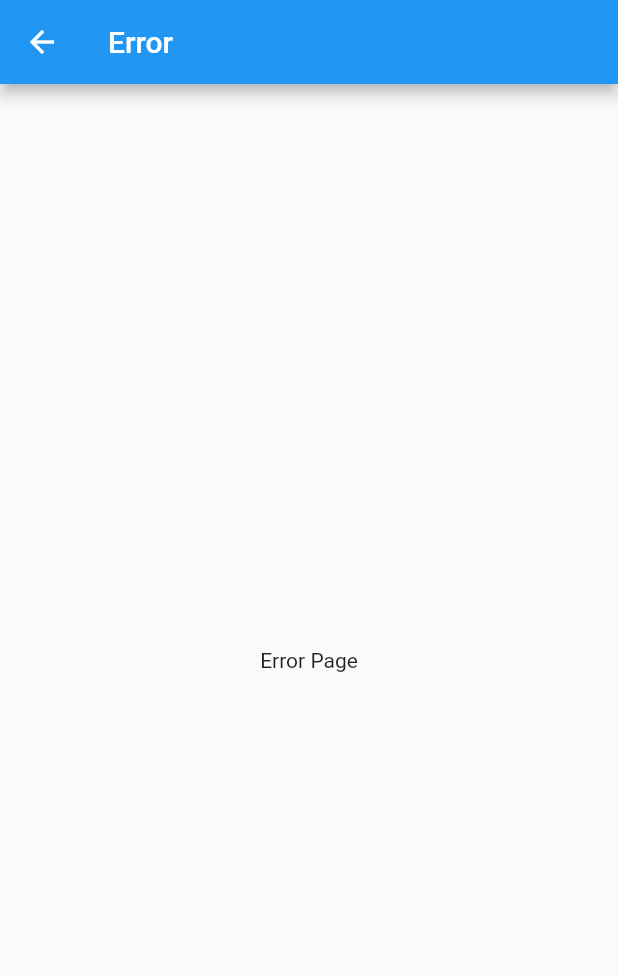
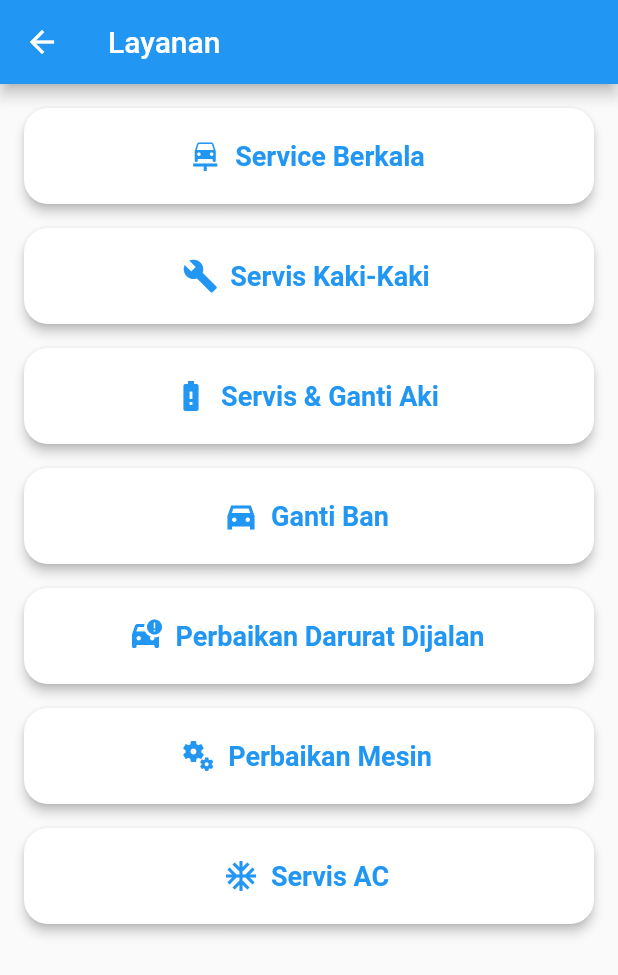
Before and after one commit to K-gultom/Kelompok_PCS, a Flutter app: the screen it shows after launch, after a tap on "Layanan", on a phone screen of 412 x 824 dp. Shown: the top 975 px of the screen. Run offline on Flutter 3.47's test engine with Material 2 defaults, Android fonts, the phone set to English and light mode, and no system bars.

Commit message:
menu layanan

```diff
--- a/master_application_kelompok_3/lib/home.dart
+++ b/master_application_kelompok_3/lib/home.dart
@@ -5,51 +5,44 @@ class home extends StatelessWidget {
   Widget build(BuildContext context) {
     return Scaffold(
       appBar: AppBar(
-        title: Text('DOKTER MOBIL'),
+        title: Row(
+          children: [
+            Icon(Icons.commute),
+            SizedBox(width: 8),
+            Text('DOKTER MOBIL'),
+          ],
+        ),
       ),
       body: GridView.count(
         crossAxisCount: 2, // jumlah kolom
+        childAspectRatio: 1.3, // rasio aspek child
+        padding: EdgeInsets.all(16),
         children: [
-          _buildButton('Layanan', Icons.directions_car, context),
-          _buildButton('Pomo', Icons.shopping_cart, context),
-          _buildButton('Lokasi Bengkel', Icons.location_on, context),
-          _buildButton('Pesanan Saya', Icons.local_offer, context),
-          _buildButton('Riwayat Pemesanan', Icons.history, context),
-          _buildButton('Profil', Icons.person, context),
+          _buildButton('Layanan', Icons.directions_car, Colors.red, context),
+          _buildButton('Konsultasi', Icons.chat, Colors.blue, context),
+          _buildButton('Lokasi Bengkel', Icons.location_on, Colors.green, context),
+          _buildButton('Pesanan Saya', Icons.local_offer, Colors.pink, context),
+          _buildButton('Riwayat Pemesanan', Icons.history, Colors.purple, context),
+          _buildButton('Profil', Icons.person, Colors.orange, context),
         ],
       ),
     );
   }
 
-  Widget _buildButton(String title, IconData icon, BuildContext context) {
-    Color color;
-    if (title == 'Layanan') {
-      color = Colors.red;
-    } else if (title == 'Promo') {
-      color = Colors.blue;
-    } else if (title == 'Lokasi Bengkel') {
-      color = Colors.green;
-    } else if (title == 'Pesanan Saya') {
-      color = Colors.pink;
-    } else if (title == 'Riwayat Pemesanan') {
-      color = Colors.purple;
-    } else {
-      color = Colors.orange;
-    }
-
+  Widget _buildButton(String title, IconData icon, Color color, BuildContext context) {
     return Container(
-      margin: EdgeInsets.all(25.0),
+      margin: EdgeInsets.all(8.0),
       child: ElevatedButton(
         onPressed: () {
           // aksi ketika tombol ditekan
           if (title == 'Layanan') {
             Navigator.pushNamed(context, '/layanan');
-          } else if (title == 'Pesanan Saya') {
-            Navigator.pushNamed(context, '/Pesanan-Saya');
+          } else if (title == 'Konsultasi') {
+            Navigator.pushNamed(context, '/konsultasi');
           } else if (title == 'Lokasi Bengkel') {
             Navigator.pushNamed(context, '/lokasi-bengkel');
-          } else if (title == 'Promo') {
-            Navigator.pushNamed(context, '/promo');
+          } else if (title == 'Pesanan Saya') {
+            Navigator.pushNamed(context, '/pesanan-saya');
           } else if (title == 'Riwayat Pemesanan') {
             Navigator.pushNamed(context, '/riwayat-pemesanan');
           } else {
@@ -58,13 +51,25 @@ class home extends StatelessWidget {
         },
         style: ElevatedButton.styleFrom(
           primary: color,
+          minimumSize: Size(double.infinity, 0),
+          padding: EdgeInsets.symmetric(vertical: 16),
+          shape: RoundedRectangleBorder(
+            borderRadius: BorderRadius.circular(16),
+          ),
         ),
-        child: Row(
+        child: Column(
           mainAxisAlignment: MainAxisAlignment.center,
           children: [
-            Icon(icon),
-            SizedBox(width: 10),
-            Text(title),
+            Icon(icon, size: 32),
+            SizedBox(height: 8),
+            Text(
+              title,
+              style: TextStyle(
+                fontSize: 16,
+                fontWeight: FontWeight.bold,
+              ),
+              textAlign: TextAlign.center,
+            ),
           ],
         ),
       ),
--- /dev/null
+++ b/master_application_kelompok_3/lib/layanan.dart
@@ -0,0 +1,98 @@
+import 'package:flutter/material.dart';
+
+class LayananScreen extends StatelessWidget {
+  @override
+  Widget build(BuildContext context) {
+    return Scaffold(
+      appBar: AppBar(
+        title: Text('Layanan'),
+      ),
+      body: Padding(
+        padding: const EdgeInsets.all(16.0),
+        child: Column(
+          crossAxisAlignment: CrossAxisAlignment.stretch,
+          children: [
+            _buildMenuButton(
+              context: context,
+              title: 'Service Berkala',
+              icon: Icons.car_repair,
+              routeName: '/service-berkala',
+            ),
+            SizedBox(height: 16.0),
+            _buildMenuButton(
+              context: context,
+              title: 'Servis Kaki-Kaki',
+              icon: Icons.build,
+              routeName: '/serviskakikaki',
+            ),
+            SizedBox(height: 16.0),
+            _buildMenuButton(
+              context: context,
+              title: 'Servis & Ganti Aki',
+              icon: Icons.battery_alert,
+              routeName: '/ganti-aki',
+            ),
+            SizedBox(height: 16.0),
+            _buildMenuButton(
+              context: context,
+              title: 'Ganti Ban',
+              icon: Icons.directions_car_filled_sharp,
+              routeName: '/ganti-ban',
+            ),
+             SizedBox(height: 16.0),
+            _buildMenuButton(
+              context: context,
+              title: 'Perbaikan Darurat Dijalan',
+              icon: Icons.car_crash,
+              routeName: '/perbaikan-darurat',
+            ),
+            SizedBox(height: 16.0),
+            _buildMenuButton(
+              context: context,
+              title: 'Perbaikan Mesin',
+              icon: Icons.miscellaneous_services,
+              routeName: '/perbaikan-mesin',
+            ),
+            SizedBox(height: 16.0),
+            _buildMenuButton(
+              context: context,
+              title: 'Servis AC',
+              icon: Icons.ac_unit,
+              routeName: '/servis-ac',
+            ),
+          ],
+        ),
+      ),
+    );
+  }
+
+  Widget _buildMenuButton({
+    required BuildContext context,
+    required String title,
+    required IconData icon,
+    required String routeName,
+  }) {
+    return ElevatedButton.icon(
+      onPressed: () {
+        Navigator.pushNamed(context, routeName);
+      },
+      icon: Icon(icon),
+      label: Text(
+        title,
+        style: TextStyle(
+          fontSize: 18.0,
+          fontWeight: FontWeight.bold,
+        ),
+      ),
+      style: ElevatedButton.styleFrom(
+        primary: Colors.white,
+        onPrimary: Theme.of(context).primaryColor,
+        elevation: 3.0,
+        minimumSize: Size(double.infinity, 64.0),
+        shape: RoundedRectangleBorder(
+          borderRadius: BorderRadius.circular(16.0),
+        ),
+      ),
+    );
+  }
+}
--- /dev/null
+++ b/master_application_kelompok_3/lib/menu_layanan/gantiaki.dart
@@ -0,0 +1,12 @@
+import 'package:flutter/material.dart';
+
+class GantiAkiScreen extends StatelessWidget {
+  @override
+  Widget build(BuildContext context) {
+    return Scaffold(
+      appBar: AppBar(
+        title: Text('Servis & Ganti Aki'),
+      ),
+   );
+  }
+}
--- /dev/null
+++ b/master_application_kelompok_3/lib/menu_layanan/gantiban.dart
@@ -0,0 +1,12 @@
+import 'package:flutter/material.dart';
+
+class GantiBanScreen extends StatelessWidget {
+  @override
+  Widget build(BuildContext context) {
+    return Scaffold(
+      appBar: AppBar(
+        title: Text('Ganti Ban'),
+      ),
+    );
+  }
+}
--- /dev/null
+++ b/master_application_kelompok_3/lib/menu_layanan/perbaikandarurat.dart
@@ -0,0 +1,14 @@
+import 'package:flutter/material.dart';
+
+class PerbaikanDaruratScreen extends StatelessWidget {
+  const PerbaikanDaruratScreen({super.key});
+
+  @override
+  Widget build(BuildContext context) {
+   return Scaffold(
+      appBar: AppBar(
+        title: Text('Perbaikan Darurat Dijalan'),
+      ),
+          );
+   }
+}
--- /dev/null
+++ b/master_application_kelompok_3/lib/menu_layanan/perbaikanmesin.dart
@@ -0,0 +1,14 @@
+import 'package:flutter/material.dart';
+
+class PerbaikanMesinScreen extends StatelessWidget {
+  const PerbaikanMesinScreen({super.key});
+
+  @override
+  Widget build(BuildContext context) {
+ return Scaffold(
+      appBar: AppBar(
+        title: Text('Perbaikan Mesin'),
+     ),
+   );
+  }
+}
--- /dev/null
+++ b/master_application_kelompok_3/lib/menu_layanan/serviceberkala.dart
@@ -0,0 +1,14 @@
+import 'package:flutter/material.dart';
+
+class ServiceBerkalaScreen extends StatelessWidget {
+  const ServiceBerkalaScreen({super.key});
+
+  @override
+  Widget build(BuildContext context) {
+     return Scaffold(
+      appBar: AppBar(
+        title: Text('Servis Berkala'),
+      ),
+          );
+  }
+}
--- /dev/null
+++ b/master_application_kelompok_3/lib/menu_layanan/servisac.dart
@@ -0,0 +1,13 @@
+import 'package:flutter/material.dart';
+class ServicACScreen extends StatelessWidget {
+  const ServicACScreen({super.key});
+
+  @override
+  Widget build(BuildContext context) {
+    return Scaffold(
+      appBar: AppBar(
+        title: Text("Servis AC"),
+      ),
+    );
+  }
+}
--- /dev/null
+++ b/master_application_kelompok_3/lib/menu_layanan/serviskaki.dart
@@ -0,0 +1,15 @@
+import 'package:flutter/material.dart';
+
+class ServisKakiKaki extends StatelessWidget {
+  const ServisKakiKaki ({super.key});
+
+  @override
+  Widget build(BuildContext context) {
+     return Scaffold(
+      appBar: AppBar(
+        title: Text('Servis Kaki-Kaki'),
+      ),
+          );
+
+  }
+}
--- a/master_application_kelompok_3/lib/routes.dart
+++ b/master_application_kelompok_3/lib/routes.dart
@@ -1,6 +1,13 @@
 import 'package:flutter/material.dart';
 import 'package:master_application_kelompok_3/home.dart';
-
+import 'package:master_application_kelompok_3/layanan.dart';
+import 'package:master_application_kelompok_3/menu_layanan/gantiaki.dart';
+import 'package:master_application_kelompok_3/menu_layanan/gantiban.dart';
+import 'package:master_application_kelompok_3/menu_layanan/serviskaki.dart';
+import 'package:master_application_kelompok_3/menu_layanan/perbaikandarurat.dart';
+import 'package:master_application_kelompok_3/menu_layanan/perbaikanmesin.dart';
+import 'package:master_application_kelompok_3/menu_layanan/serviceberkala.dart';
+import 'package:master_application_kelompok_3/menu_layanan/servisac.dart';
 
 class RouteGenerator {
   static Route<dynamic> generateRoute(RouteSettings settings) {
@@ -12,9 +19,43 @@ class RouteGenerator {
           builder: (_) => home()
           );
 
+    case '/layanan':
+        return MaterialPageRoute(
+          builder: (_) => LayananScreen()
+          );
 
-      default:
-        return _errorRoute();
+    case '/service-berkala':
+            return MaterialPageRoute(
+              builder: (_) => ServiceBerkalaScreen()
+              );
+    case '/serviskakikaki':
+              return MaterialPageRoute(
+                builder: (_) => ServisKakiKaki()
+                );
+
+    case '/ganti-aki':
+        return MaterialPageRoute(
+          builder: (_) => GantiAkiScreen()
+          );
+
+    case '/ganti-ban':
+        return MaterialPageRoute(
+          builder: (_) => GantiBanScreen()
+          );
+    case '/perbaikan-darurat':
+          return MaterialPageRoute(
+          builder: (_) => PerbaikanDaruratScreen()
+          );
+    case '/perbaikan-mesin':
+          return MaterialPageRoute(
+          builder: (_) => PerbaikanMesinScreen()
+          );
+    case '/servis-ac':
+          return MaterialPageRoute(
+          builder: (_) => ServicACScreen()
+          );
+    default:
+          return _errorRoute();
     }
   }
 
@@ -22,7 +63,7 @@ class RouteGenerator {
     return MaterialPageRoute(builder: (_) {
       return Scaffold(
         appBar: AppBar(title: Text('Error')),
-        body: Center( child: Text('Error Page')),
+        body: Center( child: Text('Halaman Eror')),
       );
     });
   }
```
